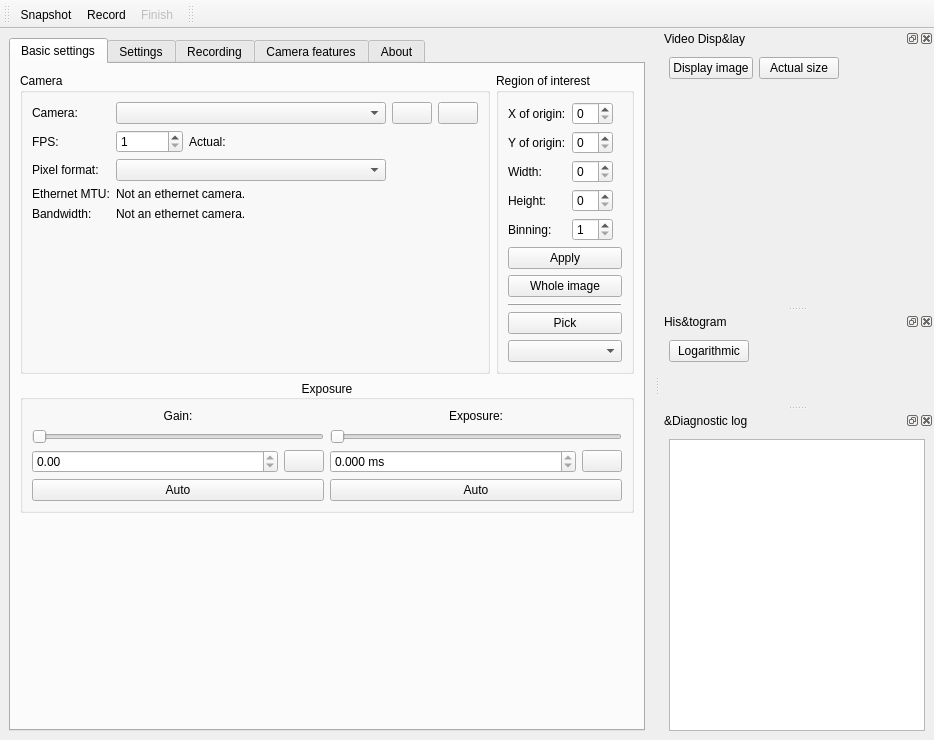
Old version of the form src/mainwindow.ui in the repository AD-Vega/qarv.
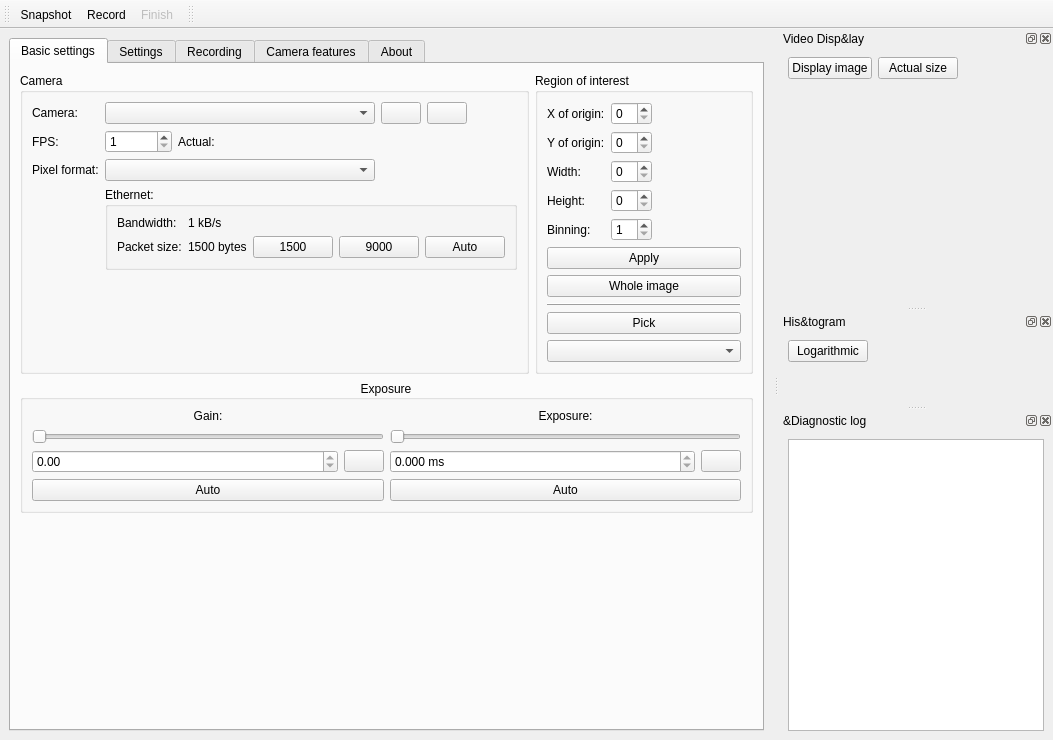
New version of the form. Icons and pictures are not drawn. Custom widgets are drawn as their Qt base class.

Commit message:
Replace interface-based MTU with manual setting
In more complicated network situations, the automatic stuff we had was
getting in the way. The most common options are now available as
buttons, and the user is directed to manually set the register if they
need anything else.

Patch:
```diff
--- a/src/mainwindow.ui
+++ b/src/mainwindow.ui
@@ -6,7 +6,7 @@
    <rect>
     <x>0</x>
     <y>0</y>
-    <width>934</width>
+    <width>1053</width>
     <height>740</height>
    </rect>
   </property>
@@ -94,51 +94,6 @@
                </property>
               </widget>
              </item>
-             <item row="3" column="0">
-              <widget class="QLabel" name="label_2">
-               <property name="text">
-                <string>Pixel format:</string>
-               </property>
-              </widget>
-             </item>
-             <item row="3" column="1">
-              <widget class="QComboBox" name="pixelFormatSelector">
-               <property name="toolTip">
-                <string>Select the camera's pixel format.</string>
-               </property>
-               <property name="minimumContentsLength">
-                <number>30</number>
-               </property>
-              </widget>
-             </item>
-             <item row="4" column="0">
-              <widget class="QLabel" name="label_3">
-               <property name="text">
-                <string>Ethernet MTU:</string>
-               </property>
-              </widget>
-             </item>
-             <item row="4" column="1">
-              <widget class="QLabel" name="cameraMTUDescription">
-               <property name="text">
-                <string>Not an ethernet camera.</string>
-               </property>
-              </widget>
-             </item>
-             <item row="5" column="0">
-              <widget class="QLabel" name="label_13">
-               <property name="text">
-                <string>Bandwidth:</string>
-               </property>
-              </widget>
-             </item>
-             <item row="5" column="1">
-              <widget class="QLabel" name="bandwidthDescription">
-               <property name="text">
-                <string>Not an ethernet camera.</string>
-               </property>
-              </widget>
-             </item>
              <item row="2" column="1">
               <layout class="QHBoxLayout" name="horizontalLayout_7">
                <item>
@@ -176,6 +131,94 @@
                </item>
               </layout>
              </item>
+             <item row="3" column="0">
+              <widget class="QLabel" name="label_2">
+               <property name="text">
+                <string>Pixel format:</string>
+               </property>
+              </widget>
+             </item>
+             <item row="3" column="1">
+              <widget class="QComboBox" name="pixelFormatSelector">
+               <property name="toolTip">
+                <string>Select the camera's pixel format.</string>
+               </property>
+               <property name="minimumContentsLength">
+                <number>30</number>
+               </property>
+              </widget>
+             </item>
+             <item row="4" column="1">
+              <widget class="QGroupBox" name="ethernetBox">
+               <property name="title">
+                <string>Ethernet:</string>
+               </property>
+               <layout class="QFormLayout" name="formLayout_4">
+                <item row="1" column="0">
+                 <widget class="QLabel" name="label_3">
+                  <property name="text">
+                   <string>Packet size:</string>
+                  </property>
+                 </widget>
+                </item>
+                <item row="0" column="0">
+                 <widget class="QLabel" name="label_13">
+                  <property name="text">
+                   <string>Bandwidth:</string>
+                  </property>
+                 </widget>
+                </item>
+                <item row="0" column="1">
+                 <widget class="QLabel" name="bandwidthDescription">
+                  <property name="text">
+                   <string>1 kB/s</string>
+                  </property>
+                 </widget>
+                </item>
+                <item row="1" column="1">
+                 <layout class="QHBoxLayout" name="horizontalLayout_12">
+                  <item>
+                   <widget class="QLabel" name="cameraMTUDescription">
+                    <property name="text">
+                     <string>1500 bytes</string>
+                    </property>
+                   </widget>
+                  </item>
+                  <item>
+                   <widget class="QPushButton" name="mtu1500">
+                    <property name="toolTip">
+                     <string>Sets the packet size to 1500 bytes. This is the most common MTU on Ethernet networks. Check the MTU of your Ethernet interface; you might be able to use a larger packet size.</string>
+                    </property>
+                    <property name="text">
+                     <string>1500</string>
+                    </property>
+                   </widget>
+                  </item>
+                  <item>
+                   <widget class="QPushButton" name="mtu9000">
+                    <property name="toolTip">
+                     <string>Sets the packet size to 9000 bytes. This is the most common Ethernet jumbo frame size. If you need a custom size, open the Camera features tab and manually set the GevSCPSPacketSize register.</string>
+                    </property>
+                    <property name="text">
+                     <string>9000</string>
+                    </property>
+                   </widget>
+                  </item>
+                  <item>
+                   <widget class="QPushButton" name="mtuAuto">
+                    <property name="toolTip">
+                     <string>Attempts to determine the appropriate packet size by firing a test packet. Not all cameras support this feature. In case of failure, the packet size will either not change, or will be set to 1500 bytes.</string>
+                    </property>
+                    <property name="text">
+                     <string>Auto</string>
+                    </property>
+                   </widget>
+                  </item>
+                 </layout>
+                </item>
+               </layout>
+              </widget>
+             </item>
             </layout>
            </widget>
           </item>
```
The commit also changes 5 other files.
